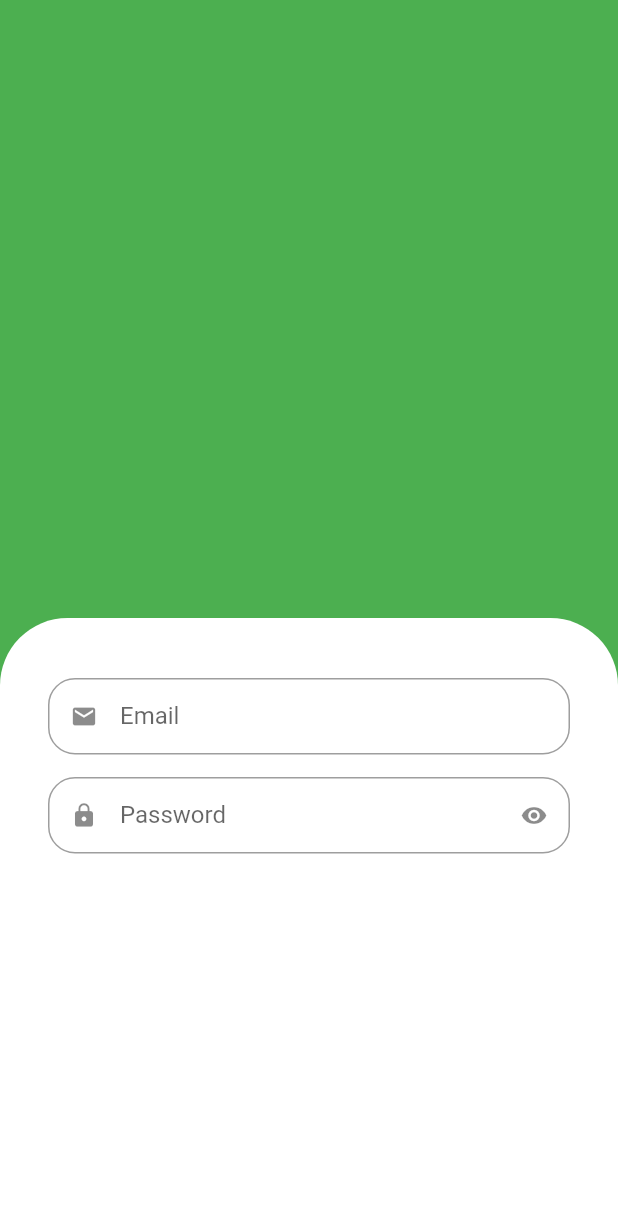
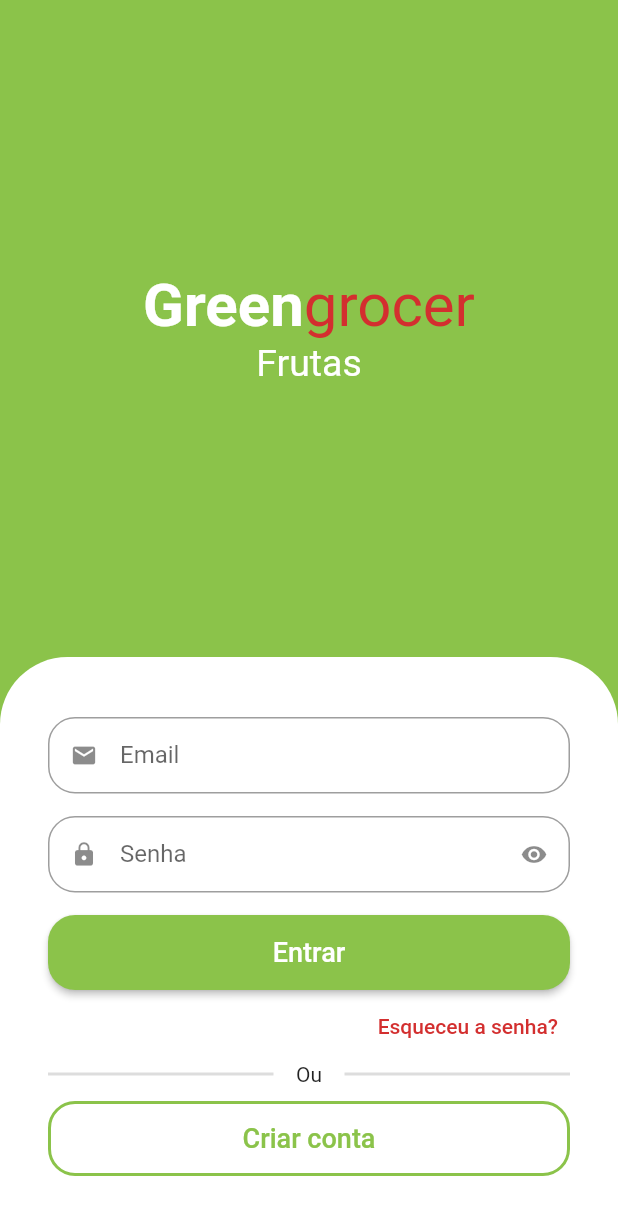
Before and after one commit to Anderson-Andre-P/GreenGrocer, a Flutter app: the screen it shows after launch, on a phone screen of 412 x 824 dp. Shown: the top 1215 px of the screen. Run offline on Flutter 3.47's test engine with Material 2 defaults, Android fonts, the phone set to English and light mode, and no system bars; drawn by our look-alikes of animated_text_kit.

Commit message:
feat: finalizando UI tela de login e add cores

```diff
--- a/lib/main.dart
+++ b/lib/main.dart
@@ -1,5 +1,6 @@
 import 'package:flutter/material.dart';
 import 'package:green_grocer/src/auth/sign-in-screen.dart';
+import 'package:green_grocer/src/config/custom_colors.dart';
 
 void main() {
   runApp(const MyApp());
@@ -15,7 +16,7 @@ class MyApp extends StatelessWidget {
       debugShowCheckedModeBanner: false,
       title: 'Flutter Demo',
       theme: ThemeData(
-        primarySwatch: Colors.green,
+        primarySwatch: CustomColors.customSwatchColor,
       ),
       home: const SignInScreen(),
     );
--- a/lib/src/auth/sign-in-screen.dart
+++ b/lib/src/auth/sign-in-screen.dart
@@ -1,22 +1,77 @@
+import 'dart:ui';
+
+import 'package:animated_text_kit/animated_text_kit.dart';
 import 'package:flutter/material.dart';
 import 'package:green_grocer/src/auth/components/custom_text_field.dart';
+import 'package:green_grocer/src/config/custom_colors.dart';
 
 class SignInScreen extends StatelessWidget {
   const SignInScreen({super.key});
 
   @override
   Widget build(BuildContext context) {
+    final size = MediaQuery.of(context).size;
     return Scaffold(
-      backgroundColor: Colors.green,
-      body: Column(
+      backgroundColor: CustomColors.customSwatchColor,
+      body: SingleChildScrollView(
+        child: SizedBox(
+          height: size.height,
+          width: size.width,
+          child: Column(
             children: [
               Expanded(
-            child: Container(
-              color: Colors.green,
+                child: Column(
+                  mainAxisAlignment: MainAxisAlignment.center,
+                  children: [
+                    //Nome do app
+                    Text.rich(
+                      TextSpan(
+                        style: const TextStyle(
+                          fontSize: 40.0,
+                        ),
+                        children: [
+                          const TextSpan(
+                            text: 'Green',
+                            style: TextStyle(
+                              color: Colors.white,
+                              fontWeight: FontWeight.bold,
                             ),
                           ),
-          Expanded(
-            child: Container(
+                          TextSpan(
+                            text: 'grocer',
+                            style: TextStyle(
+                              color: CustomColors.customContrastColor,
+                              fontWeight: FontWeight.normal,
+                            ),
+                          ),
+                        ],
+                      ),
+                    ),
+                    // Categorias doa app
+                    SizedBox(
+                      height: 30.0,
+                      child: DefaultTextStyle(
+                        style: const TextStyle(
+                          fontSize: 25.0,
+                        ),
+                        child: AnimatedTextKit(
+                          repeatForever: true,
+                          pause: Duration.zero,
+                          animatedTexts: [
+                            FadeAnimatedText('Frutas'),
+                            FadeAnimatedText('Verduras'),
+                            FadeAnimatedText('Legumes'),
+                            FadeAnimatedText('Cereais'),
+                            FadeAnimatedText('Laticíneos'),
+                            FadeAnimatedText('Carnes'),
+                          ],
+                        ),
+                      ),
+                    ),
+                  ],
+                ),
+              ),
+              Container(
                 padding: const EdgeInsets.symmetric(
                   horizontal: 32,
                   vertical: 40,
@@ -30,16 +85,104 @@ class SignInScreen extends StatelessWidget {
                   ),
                 ),
                 child: Column(
+                  crossAxisAlignment: CrossAxisAlignment.stretch,
                   children: [
-                  CustomTextField(icon: Icons.email, label: 'Email'),
-                  CustomTextField(
-                      isSecret: true, icon: Icons.lock, label: 'Password'),
+                    const CustomTextField(
+                      icon: Icons.email,
+                      label: 'Email',
+                    ),
+                    const CustomTextField(
+                      isSecret: true,
+                      icon: Icons.lock,
+                      label: 'Senha',
+                    ),
+                    SizedBox(
+                      height: 50.0,
+                      child: ElevatedButton(
+                        style: ElevatedButton.styleFrom(
+                          shape: RoundedRectangleBorder(
+                            borderRadius: BorderRadius.circular(
+                              18.0,
+                            ),
+                          ),
+                        ),
+                        onPressed: () {},
+                        child: const Text(
+                          'Entrar',
+                          style: TextStyle(
+                            fontSize: 18.0,
+                            color: Colors.white,
+                          ),
+                        ),
+                      ),
+                    ),
+                    Align(
+                      alignment: Alignment.centerRight,
+                      child: TextButton(
+                        onPressed: () {},
+                        child: Text(
+                          'Esqueceu a senha?',
+                          style: TextStyle(
+                            color: CustomColors.customContrastColor,
+                          ),
+                        ),
+                      ),
+                    ),
+                    Padding(
+                      padding: const EdgeInsets.only(bottom: 10.0),
+                      child: Row(
+                        children: [
+                          Expanded(
+                            child: Divider(
+                              color: Colors.grey.withAlpha(90),
+                              thickness: 2,
+                            ),
+                          ),
+                          const Padding(
+                            padding: EdgeInsets.symmetric(
+                              horizontal: 15.0,
+                            ),
+                            child: Text('Ou'),
+                          ),
+                          Expanded(
+                            child: Divider(
+                              color: Colors.grey.withAlpha(90),
+                              thickness: 2,
+                            ),
+                          ),
                         ],
+                      ),
+                    ),
+                    SizedBox(
+                      height: 50.0,
+                      child: OutlinedButton(
+                        onPressed: () {},
+                        style: OutlinedButton.styleFrom(
+                          side: BorderSide(
+                            width: 2,
+                            color: CustomColors.customSwatchColor,
+                          ),
+                          shape: RoundedRectangleBorder(
+                            borderRadius: BorderRadius.circular(
+                              18.0,
+                            ),
+                          ),
+                        ),
+                        child: const Text(
+                          'Criar conta',
+                          style: TextStyle(
+                            fontSize: 18.0,
+                          ),
                         ),
                       ),
                     ),
                   ],
                 ),
+              ),
+            ],
+          ),
+        ),
+      ),
     );
   }
 }
--- /dev/null
+++ b/lib/src/config/custom_colors.dart
@@ -0,0 +1,21 @@
+import 'package:flutter/material.dart';
+
+Map<int, Color> _swatchOpacity = {
+  50: const Color.fromRGBO(139, 195, 74, 0.1),
+  100: const Color.fromRGBO(139, 195, 74, 0.2),
+  200: const Color.fromRGBO(139, 195, 74, 0.3),
+  300: const Color.fromRGBO(139, 195, 74, 0.4),
+  400: const Color.fromRGBO(139, 195, 74, 0.5),
+  500: const Color.fromRGBO(139, 195, 74, 0.6),
+  600: const Color.fromRGBO(139, 195, 74, 0.7),
+  700: const Color.fromRGBO(139, 195, 74, 0.8),
+  800: const Color.fromRGBO(139, 195, 74, 0.9),
+  900: const Color.fromRGBO(139, 195, 74, 1.0),
+};
+
+abstract class CustomColors {
+  static Color customContrastColor = Colors.red.shade700;
+
+  static MaterialColor customSwatchColor =
+      MaterialColor(0xFF8BC34A, _swatchOpacity);
+}
```
Also changed, not shown: pubspec.yaml (+3 -4 lines), pubspec.lock. Lines whose indentation alone changed are shown as unchanged.
